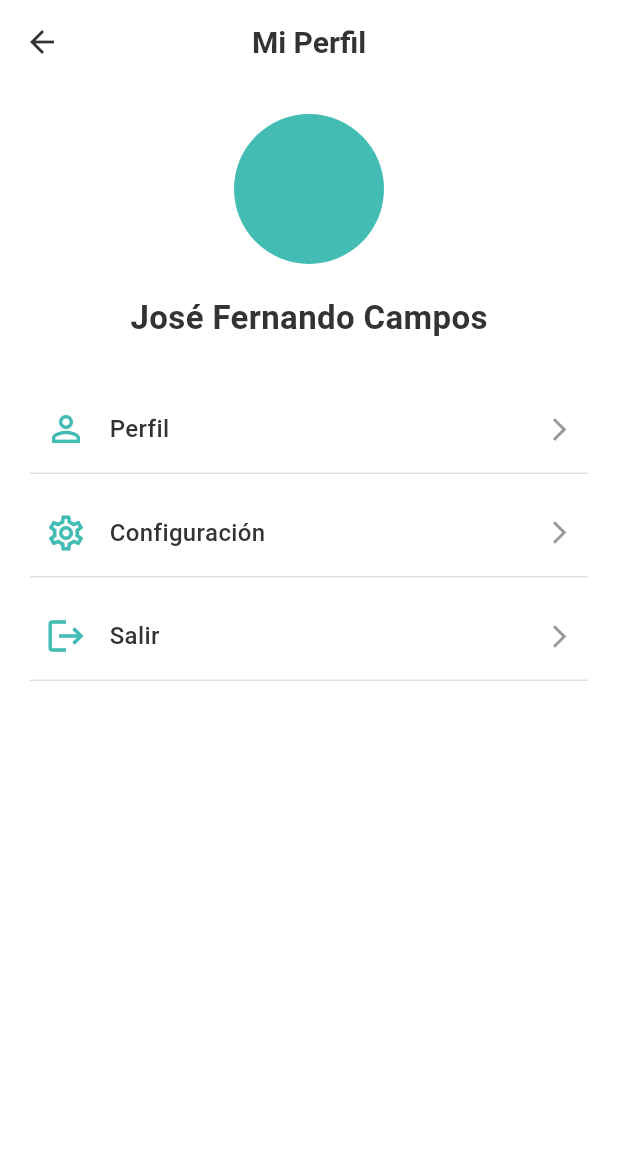
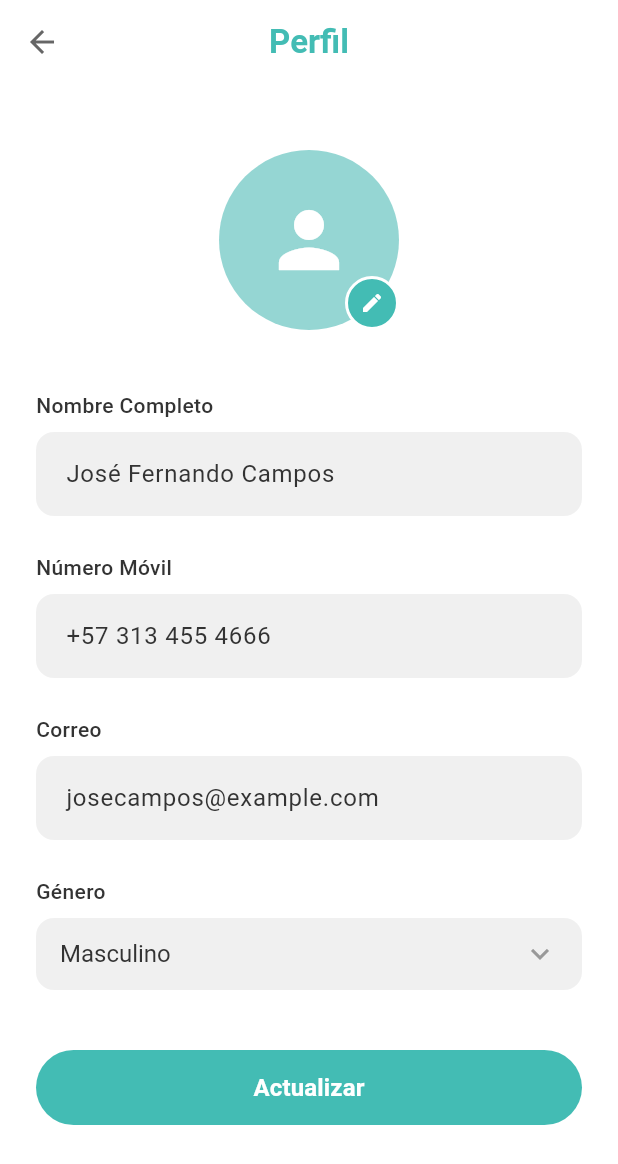
Before and after one commit to Kevin-Ballesteros/Turnify_app, a Flutter app: the PantallaPerfilCliente screen opened directly, after a tap on "Perfil", on a phone screen of 412 x 824 dp. Shown: the top 1164 px of the screen. Run offline on Flutter 3.47's test engine with Material 3 defaults, Android fonts, the phone set to English and light mode, and no system bars.

Commit message:
Se agrego la pantalla para editar la informacion del perfil cliente, aparte de que se agrego la funcionalidad al boton Perfil, pero hacen falta las demas pantallas de la configuracion

```diff
--- /dev/null
+++ b/lib/screens/pantalla_editar_info_cliente.dart
@@ -0,0 +1,295 @@
+import 'package:flutter/material.dart';
+
+// Colores de Turnify
+class TurnifyColors {
+  static const Color primaryTeal = Color.fromARGB(255, 67, 188, 180);
+  static const Color lightTeal = Color.fromARGB(255, 149, 214, 211);
+  static const Color textGray = Color(0xFF666666);
+  static const Color lightGray = Color(0xFF999999);
+  static const Color inputGray = Color(0xFFF0F0F0);
+  static const Color white = Color(0xFFFFFFFF);
+  static const Color black = Color(0xFF333333);
+}
+
+class PantallaEditarInfoCliente extends StatefulWidget {
+  const PantallaEditarInfoCliente({super.key});
+
+  @override
+  State<PantallaEditarInfoCliente> createState() => _PantallaPerfilClienteState();
+}
+
+class _PantallaPerfilClienteState extends State<PantallaEditarInfoCliente> {
+  final _formkey = GlobalKey<FormState>();
+  final _nombreCtrl = TextEditingController(text: 'José Fernando Campos');
+  final _telefonoCtrl = TextEditingController(text: '+57 313 455 4666');
+  final _correoCtrl = TextEditingController(text: 'josecampos@example.com');
+  String generoSeleccionado = 'Masculino';
+
+  @override
+  void dispose() {
+    _nombreCtrl.dispose();
+    _telefonoCtrl.dispose();
+    _correoCtrl.dispose();
+    super.dispose();
+  }
+
+  @override
+  Widget build(BuildContext context) {
+    return Scaffold(
+      backgroundColor: TurnifyColors.white,
+      appBar: AppBar(
+        backgroundColor: TurnifyColors.white,
+        elevation: 0,
+        leading: IconButton(
+          icon: Icon(
+            Icons.arrow_back,
+            color: TurnifyColors.textGray,
+          ),
+          onPressed: () {
+            Navigator.pop(context);
+          },
+        ),
+        title: Text(
+          'Perfil',
+          style: TextStyle(
+            color: TurnifyColors.primaryTeal,
+            fontSize: 22,
+            fontWeight: FontWeight.w600,
+          ),
+        ),
+        centerTitle: true,
+      ),
+      body: SafeArea(
+        child: SingleChildScrollView(
+          padding: const EdgeInsets.all(24.0),
+          child: Form(
+            key: _formkey,
+            child: Column(
+              crossAxisAlignment: CrossAxisAlignment.center,
+              children: [
+                const SizedBox(height: 20),
+
+                // Avatar con icono de editar
+                Stack(
+                  children: [
+                    CircleAvatar(
+                      radius: 60,
+                      backgroundColor: TurnifyColors.lightTeal,
+                      child: Icon(
+                        Icons.person,
+                        size: 60,
+                        color: TurnifyColors.white,
+                      ),
+                    ),
+                    Positioned(
+                      bottom: 0,
+                      right: 0,
+                      child: Container(
+                        padding: const EdgeInsets.all(8),
+                        decoration: BoxDecoration(
+                          color: TurnifyColors.primaryTeal,
+                          shape: BoxShape.circle,
+                          border: Border.all(color: Colors.white, width: 2),
+                        ),
+                        child: Icon(
+                          Icons.edit,
+                          color: Colors.white,
+                          size: 16,
+                        ),
+                      ),
+                    ),
+                  ],
+                ),
+
+                const SizedBox(height: 40),
+
+                // Campo Nombre Completo
+                Align(
+                  alignment: Alignment.centerLeft,
+                  child: Text(
+                    'Nombre Completo',
+                    style: TextStyle(
+                      color: TurnifyColors.black,
+                      fontSize: 14,
+                      fontWeight: FontWeight.w500,
+                    ),
+                  ),
+                ),
+                const SizedBox(height: 8),
+                TextFormField(
+                  controller: _nombreCtrl,
+                  style: TextStyle(color: TurnifyColors.black),
+                  decoration: InputDecoration(
+                    filled: true,
+                    fillColor: TurnifyColors.inputGray,
+                    border: OutlineInputBorder(
+                      borderRadius: BorderRadius.circular(12),
+                      borderSide: BorderSide.none,
+                    ),
+                    contentPadding: const EdgeInsets.symmetric(
+                      horizontal: 16,
+                      vertical: 16,
+                    ),
+                  ),
+                  validator: (v) => (v == null || v.trim().isEmpty)
+                      ? 'Ingrese el nombre completo'
+                      : null,
+                ),
+
+                const SizedBox(height: 24),
+
+                // Campo Número Móvil
+                Align(
+                  alignment: Alignment.centerLeft,
+                  child: Text(
+                    'Número Móvil',
+                    style: TextStyle(
+                      color: TurnifyColors.black,
+                      fontSize: 14,
+                      fontWeight: FontWeight.w500,
+                    ),
+                  ),
+                ),
+                const SizedBox(height: 8),
+                TextFormField(
+                  controller: _telefonoCtrl,
+                  style: TextStyle(color: TurnifyColors.black),
+                  keyboardType: TextInputType.phone,
+                  decoration: InputDecoration(
+                    filled: true,
+                    fillColor: TurnifyColors.inputGray,
+                    border: OutlineInputBorder(
+                      borderRadius: BorderRadius.circular(12),
+                      borderSide: BorderSide.none,
+                    ),
+                    contentPadding: const EdgeInsets.symmetric(
+                      horizontal: 16,
+                      vertical: 16,
+                    ),
+                  ),
+                  validator: (v) => (v == null || v.trim().isEmpty)
+                      ? 'Ingrese el número móvil'
+                      : null,
+                ),
+
+                const SizedBox(height: 24),
+
+                // Campo Correo
+                Align(
+                  alignment: Alignment.centerLeft,
+                  child: Text(
+                    'Correo',
+                    style: TextStyle(
+                      color: TurnifyColors.black,
+                      fontSize: 14,
+                      fontWeight: FontWeight.w500,
+                    ),
+                  ),
+                ),
+                const SizedBox(height: 8),
+                TextFormField(
+                  controller: _correoCtrl,
+                  style: TextStyle(color: TurnifyColors.black),
+                  keyboardType: TextInputType.emailAddress,
+                  decoration: InputDecoration(
+                    filled: true,
+                    fillColor: TurnifyColors.inputGray,
+                    border: OutlineInputBorder(
+                      borderRadius: BorderRadius.circular(12),
+                      borderSide: BorderSide.none,
+                    ),
+                    contentPadding: const EdgeInsets.symmetric(
+                      horizontal: 16,
+                      vertical: 16,
+                    ),
+                  ),
+                  validator: (v) => (v == null || v.trim().isEmpty)
+                      ? 'Ingrese el correo'
+                      : null,
+                ),
+
+                const SizedBox(height: 24),
+
+                // Campo Género
+                Align(
+                  alignment: Alignment.centerLeft,
+                  child: Text(
+                    'Género',
+                    style: TextStyle(
+                      color: TurnifyColors.black,
+                      fontSize: 14,
+                      fontWeight: FontWeight.w500,
+                    ),
+                  ),
+                ),
+                const SizedBox(height: 8),
+                Container(
+                  padding: const EdgeInsets.symmetric(horizontal: 16),
+                  decoration: BoxDecoration(
+                    color: TurnifyColors.inputGray,
+                    borderRadius: BorderRadius.circular(12),
+                  ),
+                  child: DropdownButtonHideUnderline(
+                    child: DropdownButton<String>(
+                      value: generoSeleccionado,
+                      isExpanded: true,
+                      icon: Icon(Icons.keyboard_arrow_down, color: TurnifyColors.lightGray),
+                      style: TextStyle(color: TurnifyColors.black, fontSize: 16),
+                      items: ['Masculino', 'Femenino', 'Otro'].map((String value) {
+                        return DropdownMenuItem<String>(
+                          value: value,
+                          child: Text(value),
+                        );
+                      }).toList(),
+                      onChanged: (String? newValue) {
+                        setState(() {
+                          generoSeleccionado = newValue!;
+                        });
+                      },
+                    ),
+                  ),
+                ),
+
+                const SizedBox(height: 40),
+
+                // Botón Actualizar
+                SizedBox(
+                  width: double.infinity,
+                  height: 50,
+                  child: ElevatedButton(
+                    onPressed: () {
+                      if (_formkey.currentState!.validate()) {
+                        print('Actualizando perfil...');
+                        ScaffoldMessenger.of(context).showSnackBar(
+                          const SnackBar(
+                            content: Text('Perfil actualizado exitosamente'),
+                            backgroundColor: TurnifyColors.primaryTeal,
+                          ),
+                        );
+                      }
+                    },
+                    style: ElevatedButton.styleFrom(
+                      backgroundColor: TurnifyColors.primaryTeal,
+                      foregroundColor: Colors.white,
+                      shape: RoundedRectangleBorder(
+                        borderRadius: BorderRadius.circular(25),
+                      ),
+                      elevation: 0,
+                    ),
+                    child: const Text(
+                      'Actualizar',
+                      style: TextStyle(
+                        fontSize: 16,
+                        fontWeight: FontWeight.w600,
+                      ),
+                    ),
+                  ),
+                ),
+              ],
+            ),
+          ),
+        ),
+      ),
+    );
+  }
+}
--- a/lib/screens/pantalla_perfil_cliente.dart
+++ b/lib/screens/pantalla_perfil_cliente.dart
@@ -1,5 +1,6 @@
 import 'package:flutter/material.dart';
 import 'pantalla_configuracion_cliente.dart';
+import 'pantalla_editar_info_cliente.dart';
 
 class TurnifyColors {
   static const Color primaryTeal = Color.fromARGB(255, 67, 188, 180);
@@ -82,7 +83,9 @@ class _PantallaPerfilClienteState extends State<PantallaPerfilCliente> {
                 icon: Icons.person_outline,
                 title: 'Perfil',
                 onTap: () {
-                  print('Ir a Detalles del Perfil');
+                  Navigator.push(
+                    context, MaterialPageRoute(builder: (context) => const PantallaEditarInfoCliente()),
+                  );
                 },
               ),
               const SizedBox(height: 10),
```
